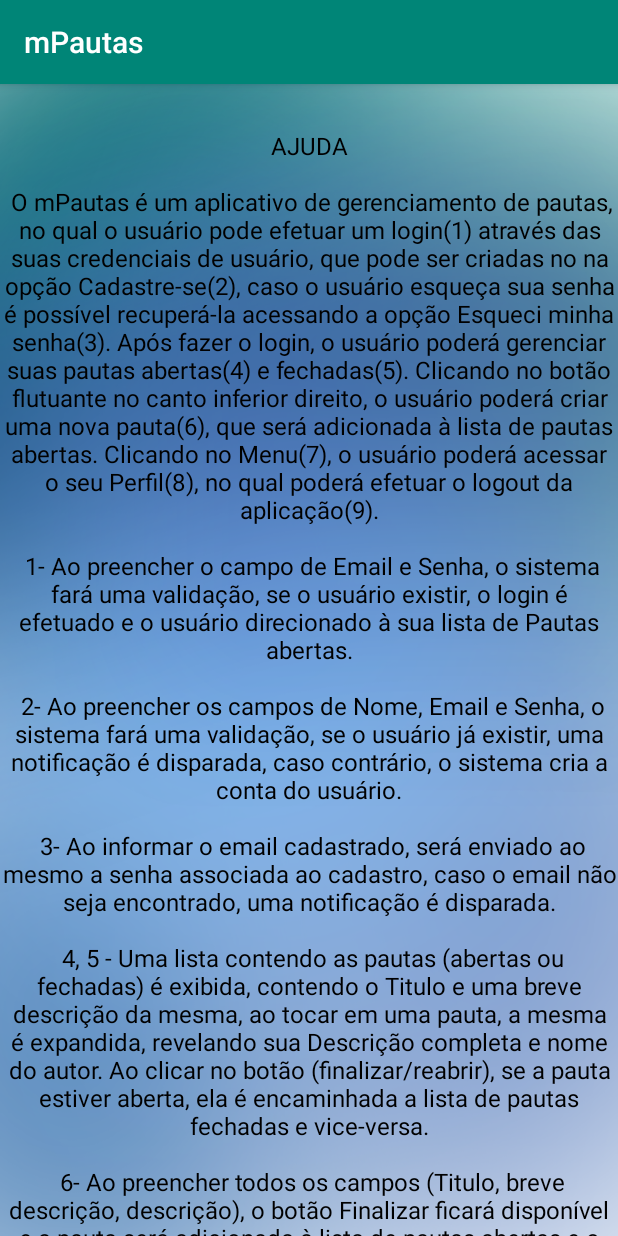
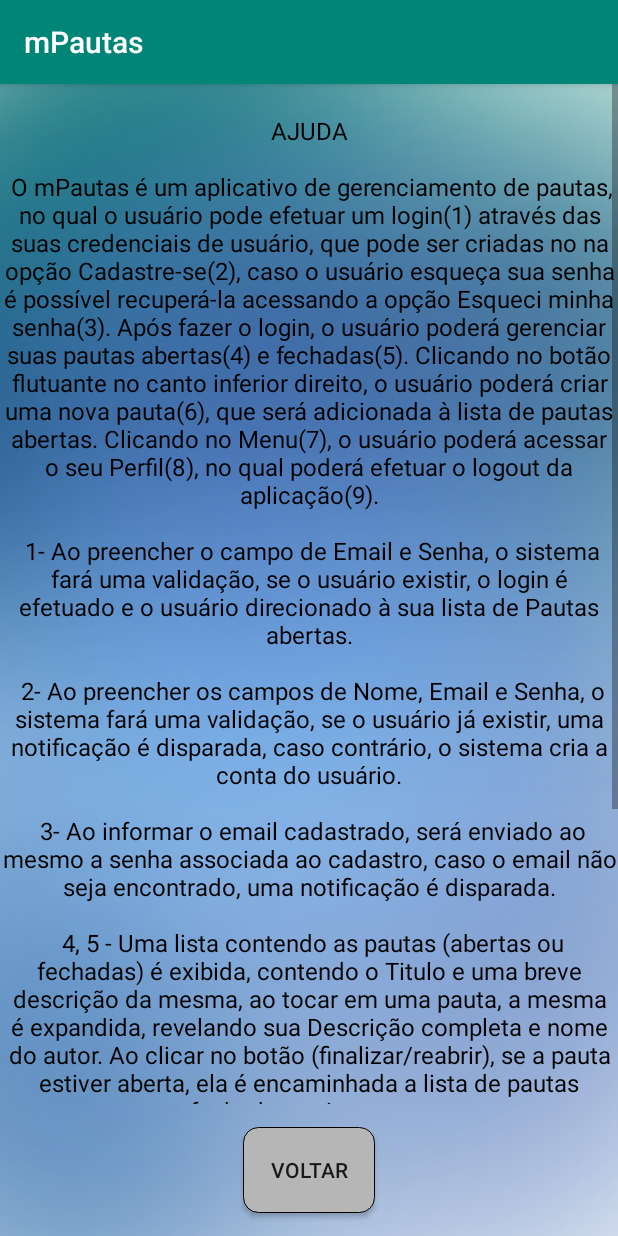
Before and after one commit to ViniGouveia/GerenciadorPautas, an Android app: the HelpUserActivity screen opened directly, with no data from a screen before it, on a phone screen of 412 x 824 dp. Run offline under Robolectric (Android 15) with nearby library versions, the phone set to English and light mode, and no system bars.

Commit message:
Disposição dos botões corrigidos, adicionado scroll na tela de ajuda e múltiplas linhas no cadastro da descrição da pauta.

```diff
--- a/app/src/main/java/com/vinigouveia/gerenciadorpautas/activities/OpenedAgendasActivity.java
+++ b/app/src/main/java/com/vinigouveia/gerenciadorpautas/activities/OpenedAgendasActivity.java
@@ -66,7 +66,6 @@ public class OpenedAgendasActivity extends AppCompatActivity implements View.OnC
             Intent intentBackOpenedAgendas = new Intent(getApplicationContext(), AgendaActivity.class);
             startActivity(intentBackOpenedAgendas);
         }
-
     }
 
     public void reopenOrCloseAgenda(View view) {
--- a/app/src/main/res/layout/activity_help_user.xml
+++ b/app/src/main/res/layout/activity_help_user.xml
@@ -7,24 +7,32 @@
     android:orientation="vertical"
     tools:context=".activities.HelpUserActivity">
 
+    <ScrollView
+        android:layout_width="wrap_content"
+        android:layout_height="0dp"
+        android:layout_weight="12">
+
         <TextView
             android:id="@+id/text_help_user"
             android:layout_width="match_parent"
             android:layout_height="wrap_content"
-        android:layout_marginTop="30dp"
+            android:layout_marginTop="20dp"
             android:gravity="center_horizontal"
+            android:scrollbars="vertical"
             android:text="@string/help_user"
             android:textAlignment="center"
             android:textColor="@color/colorBlack"
             android:textSize="16sp" />
+    </ScrollView>
 
     <Button
         android:id="@+id/button_back_help_user"
         android:layout_width="wrap_content"
-        android:layout_height="wrap_content"
+        android:layout_height="0dp"
         android:layout_gravity="center_horizontal"
         android:layout_marginTop="15dp"
         android:layout_marginBottom="15dp"
+        android:layout_weight="1"
         android:background="@drawable/button_grey_background"
         android:text="@string/back" />
 
--- a/app/src/main/res/values/strings.xml
+++ b/app/src/main/res/values/strings.xml
@@ -12,7 +12,7 @@
     <string name="details">Detalhes</string>
     <string name="author">Autor</string>
     <string name="login">Login</string>
-    <string name="forgot_my_password">Esqueci minha senha</string>
+    <string name="forgot_my_password">Esqueci a senha</string>
     <string name="create_new_account">Cadastre-se</string>
     <string name="logout">Logout</string>
     <string name="send_password">Enviar Senha</string>
```
Also changed, not shown: app/src/main/res/layout/activity_create_new_agenda.xml (+6 -5 lines), app/src/main/res/layout/activity_login.xml (+12 -4 lines), app/src/main/res/layout/activity_profile_acess.xml (+4 -3 lines). Lines whose indentation alone changed are shown as unchanged.
